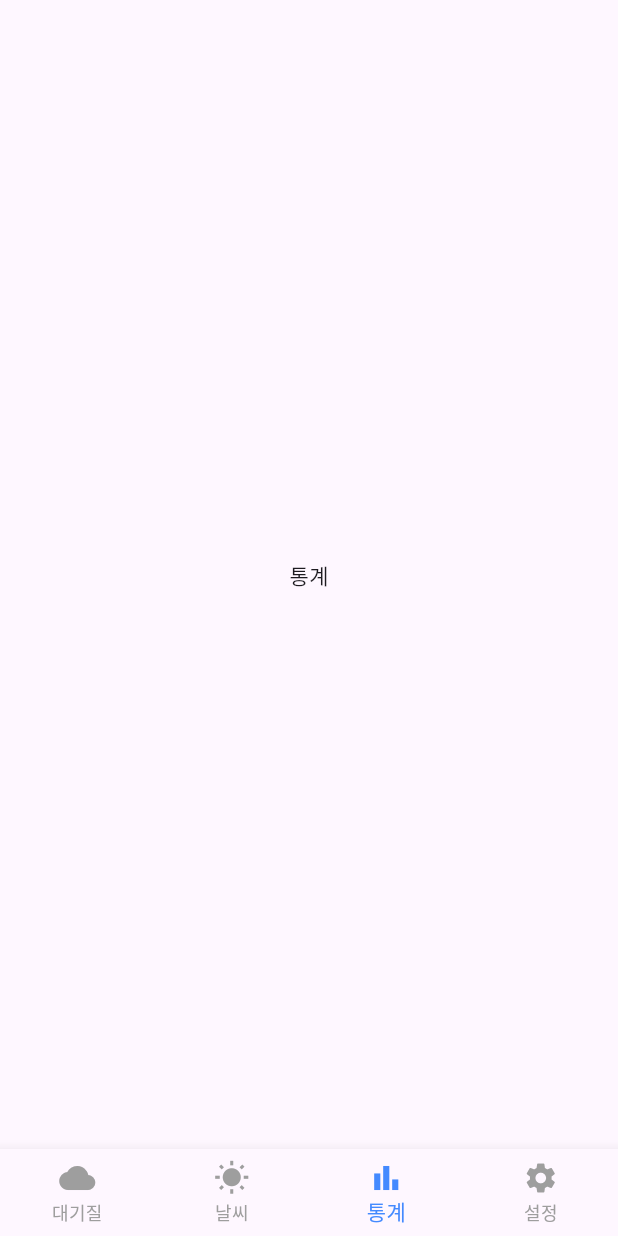
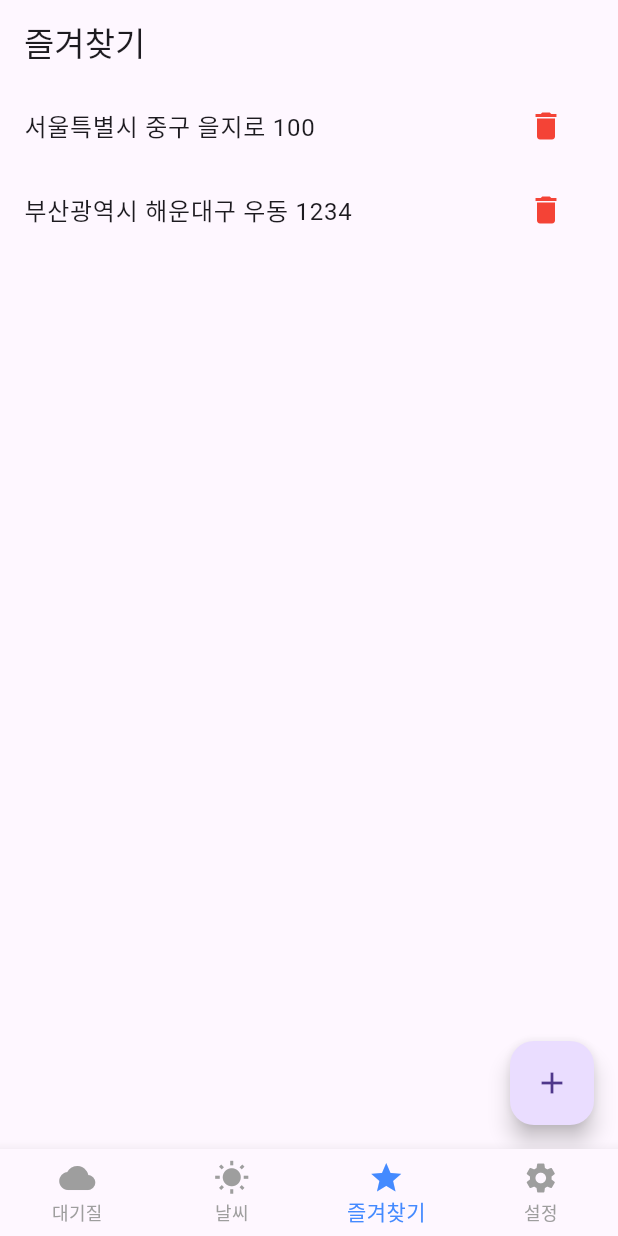
Before and after one commit to jeonghunlee99/airquality, a Flutter app: the screen it shows after launch, item 3 of the bottom bar chosen, on a phone screen of 412 x 824 dp. Run offline on Flutter 3.47's test engine with Material 3 defaults, Android fonts, the phone set to English and light mode, and no system bars; our stand-ins replace dio, flutter_riverpod, geolocator; missing offline and left inert: proj4dart.

Commit message:
북마크 바 페이지 생성

```diff
--- /dev/null
+++ b/lib/bookmarks/book_marks_screen.dart
@@ -0,0 +1,96 @@
+import 'package:flutter/material.dart';
+
+class BookMarksScreen extends StatelessWidget {
+  const BookMarksScreen({Key? key}) : super(key: key);
+
+  final List<Map<String, dynamic>> bookmarks = const [
+    {
+      'placeName': '서울특별시 중구 을지로 100',
+      'latitude': 37.5665,
+      'longitude': 126.9780,
+    },
+    {
+      'placeName': '부산광역시 해운대구 우동 1234',
+      'latitude': 35.1796,
+      'longitude': 129.0756,
+    },
+  ];
+
+  @override
+  Widget build(BuildContext context) {
+    return Scaffold(
+      appBar: AppBar(title: const Text('즐겨찾기')),
+      body:
+          bookmarks.isEmpty
+              ? const Center(child: Text('즐겨찾는 장소가 없습니다.'))
+              : ListView.builder(
+                itemCount: bookmarks.length,
+                itemBuilder: (context, index) {
+                  final bookmark = bookmarks[index];
+                  return ListTile(
+                    title: Text(bookmark['placeName']),
+                    trailing: IconButton(
+                      icon: const Icon(Icons.delete, color: Colors.red),
+                      onPressed: () {
+                     //삭제 기능 추가해야함
+                      },
+                    ),
+                    onTap: () {
+                      showDialog(
+                        context: context,
+                        builder:
+                            (_) => AlertDialog(
+                              title: Text(bookmark['placeName']),
+                              content: SizedBox(
+                                width: double.maxFinite,
+                                child: _AirQualityAndWeatherDetails(
+                                  latitude: bookmark['latitude'],
+                                  longitude: bookmark['longitude'],
+                                ),
+                              ),
+                              actions: [
+                                TextButton(
+                                  onPressed: () => Navigator.of(context).pop(),
+                                  child: const Text('닫기'),
+                                ),
+                              ],
+                            ),
+                      );
+                    },
+                  );
+                },
+              ),
+      floatingActionButton: FloatingActionButton(
+        onPressed: () {
+          // 즐겨찾기 기능
+        },
+        child: const Icon(Icons.add),
+        tooltip: '즐겨찾기 추가',
+      ),
+    );
+  }
+}
+
+class _AirQualityAndWeatherDetails extends StatelessWidget {
+  final double latitude;
+  final double longitude;
+
+  const _AirQualityAndWeatherDetails({
+    Key? key,
+    required this.latitude,
+    required this.longitude,
+  }) : super(key: key);
+
+  @override
+  Widget build(BuildContext context) {
+    return Column(
+      mainAxisSize: MainAxisSize.min,
+      crossAxisAlignment: CrossAxisAlignment.start,
+      children: const [
+        Text('대기질: 미세먼지 23㎍/㎥, 초미세먼지 15㎍/㎥, 오존 0.03ppm'),
+        SizedBox(height: 8),
+        Text('날씨: 맑음, 기온 25°C, 습도 60%, 풍속 2.5m/s'),
+      ],
+    );
+  }
+}
--- a/lib/main_home_screen.dart
+++ b/lib/main_home_screen.dart
@@ -3,6 +3,7 @@ import 'package:flutter_riverpod/flutter_riverpod.dart';
 
 import 'Weather_info/weather_info_screen.dart';
 import 'airquality/air_quality_screen.dart';
+import 'bookmarks/book_marks_screen.dart';
 
 
 final selectedIndexProvider = StateProvider<int>((ref) => 0);
@@ -12,9 +13,9 @@ class MainHomeScreen extends ConsumerWidget {
   Widget build(BuildContext context, WidgetRef ref) {
     final selectedIndex = ref.watch(selectedIndexProvider);
     final screens = [
-      CurrentLocationAirQualityScreen(),
+      AirQualityScreen(),
       WeatherInfoScreen(),
-      Center(child: Text('통계')),
+      BookMarksScreen(),
       Center(child: Text('설정 및 로그인')),
     ];
 
@@ -38,8 +39,8 @@ class MainHomeScreen extends ConsumerWidget {
             label: '날씨',
           ),
           BottomNavigationBarItem(
-            icon: Icon(Icons.bar_chart),
-            label: '통계',
+            icon: Icon(Icons.star),
+            label: '즐겨찾기',
           ),
           BottomNavigationBarItem(
             icon: Icon(Icons.settings),
```
Also changed, not shown: lib/bookmarks/book_marks_controll.dart (added), lib/bookmarks/book_marks_data.dart (added).
